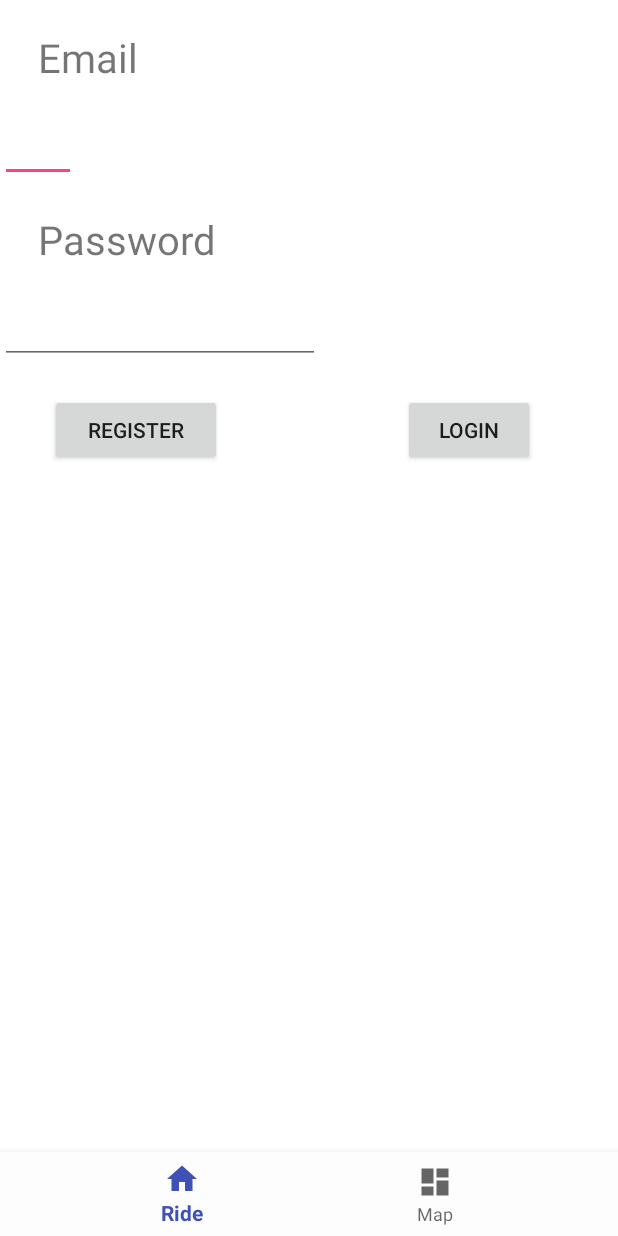
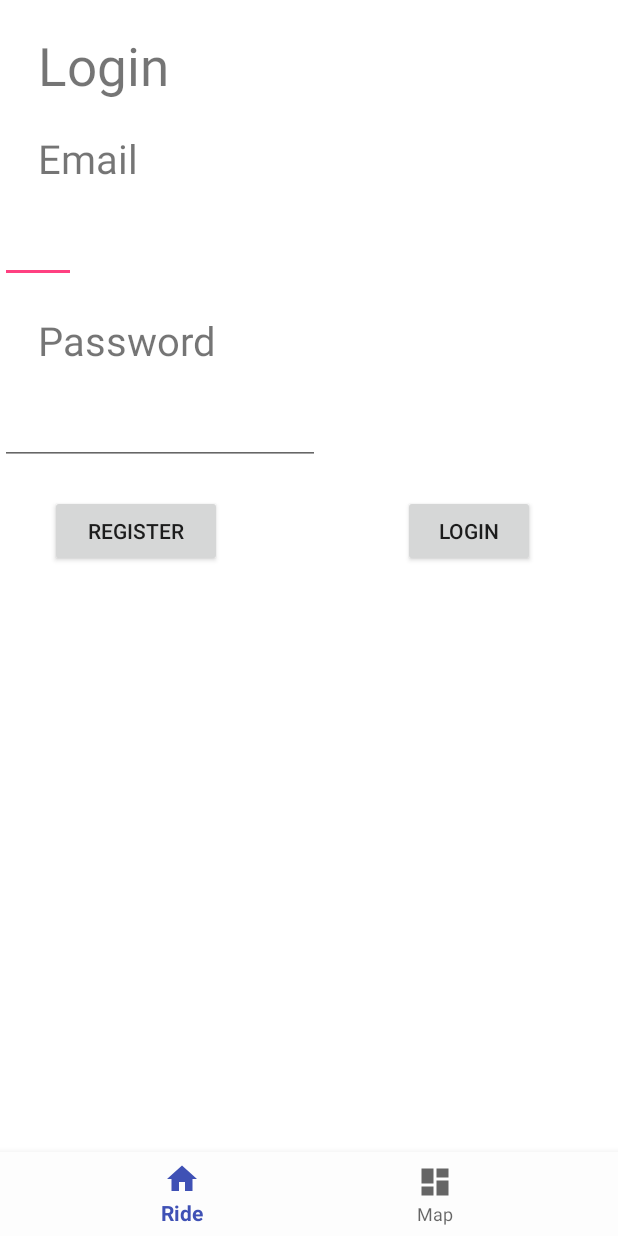
Before and after one commit to ortizcoj/ParkingLot, an Android app: the screen it shows after launch (Menu), on a phone screen of 412 x 824 dp. Run offline under Robolectric (Android 15) with nearby library versions, the phone set to English and light mode, and no system bars.

Commit message:
added login text to Login page

```diff
--- a/app/build.gradle
+++ b/app/build.gradle
@@ -20,6 +20,8 @@ android {
 
 dependencies {
     implementation fileTree(dir: 'libs', include: ['*.jar'])
+    implementation 'com.intuit.sdp:sdp-android:1.0.6'
+    //noinspection GradleCompatible
     implementation 'com.android.support:appcompat-v7:28.0.0'
     implementation 'com.android.support:design:28.0.0'
     implementation 'com.android.support.constraint:constraint-layout:1.1.3'
--- a/app/src/main/java/com/example/juanc/parkinglotdemo4/RegisterLogin/Menu.java
+++ b/app/src/main/java/com/example/juanc/parkinglotdemo4/RegisterLogin/Menu.java
@@ -23,7 +23,6 @@ import java.security.NoSuchAlgorithmException;
 
 public class Menu extends AppCompatActivity {
 
-    //TODO add login text view to this screen
 
     private ImageView mImageView;
     private ImageView citationLot;
@@ -34,6 +33,7 @@ public class Menu extends AppCompatActivity {
     private Button register;
     private Button login;
     private String regUser;
+    private TextView loginTV;
 
     private BottomNavigationView.OnNavigationItemSelectedListener mOnNavigationItemSelectedListener
             = new BottomNavigationView.OnNavigationItemSelectedListener() {
@@ -57,6 +57,7 @@ public class Menu extends AppCompatActivity {
         passwordTV.setVisibility(View.GONE);
         login.setVisibility(View.GONE);
         register.setVisibility(View.GONE);
+        loginTV.setVisibility(View.GONE);
         mImageView.setVisibility(View.VISIBLE);
         citationLot.setVisibility(View.VISIBLE);
         citationLot.setOnClickListener(new View.OnClickListener() {
@@ -74,6 +75,7 @@ public class Menu extends AppCompatActivity {
         emailTV.setVisibility(View.VISIBLE);
         passwordED.setVisibility(View.VISIBLE);
         passwordTV.setVisibility(View.VISIBLE);
+        loginTV.setVisibility(View.VISIBLE);
         login.setVisibility(View.VISIBLE);
         login.setOnClickListener(new View.OnClickListener() {
             @Override
@@ -114,6 +116,7 @@ public class Menu extends AppCompatActivity {
         emailTV = findViewById(R.id.emailTV);
         passwordED = findViewById(R.id.passwordET);
         passwordTV = findViewById(R.id.passwordTV);
+        loginTV = findViewById(R.id.login);
         login = findViewById(R.id.loginButton);
         login.setOnClickListener(new View.OnClickListener() {
             @Override
--- a/app/src/main/res/layout/menu_layout.xml
+++ b/app/src/main/res/layout/menu_layout.xml
@@ -21,12 +21,23 @@
         app:menu="@menu/navigation" />
 
     <TextView
+        android:id="@+id/login"
+        android:layout_width="wrap_content"
+        android:layout_height="wrap_content"
+        android:text="@string/login"
+        android:textSize="16pt"
+        app:layout_constraintTop_toTopOf="parent"
+        android:layout_margin="20dp"
+        android:paddingStart="25dp"
+        android:paddingEnd="25dp"/>
+
+    <TextView
         android:id="@+id/emailTV"
         android:layout_width="wrap_content"
         android:layout_height="wrap_content"
         android:text="@string/email"
         android:textSize="12pt"
-        app:layout_constraintTop_toTopOf="parent"
+        app:layout_constraintTop_toBottomOf="@id/login"
         android:layout_margin="20dp"
         android:paddingStart="25dp"
         android:paddingEnd="25dp"/>
```
